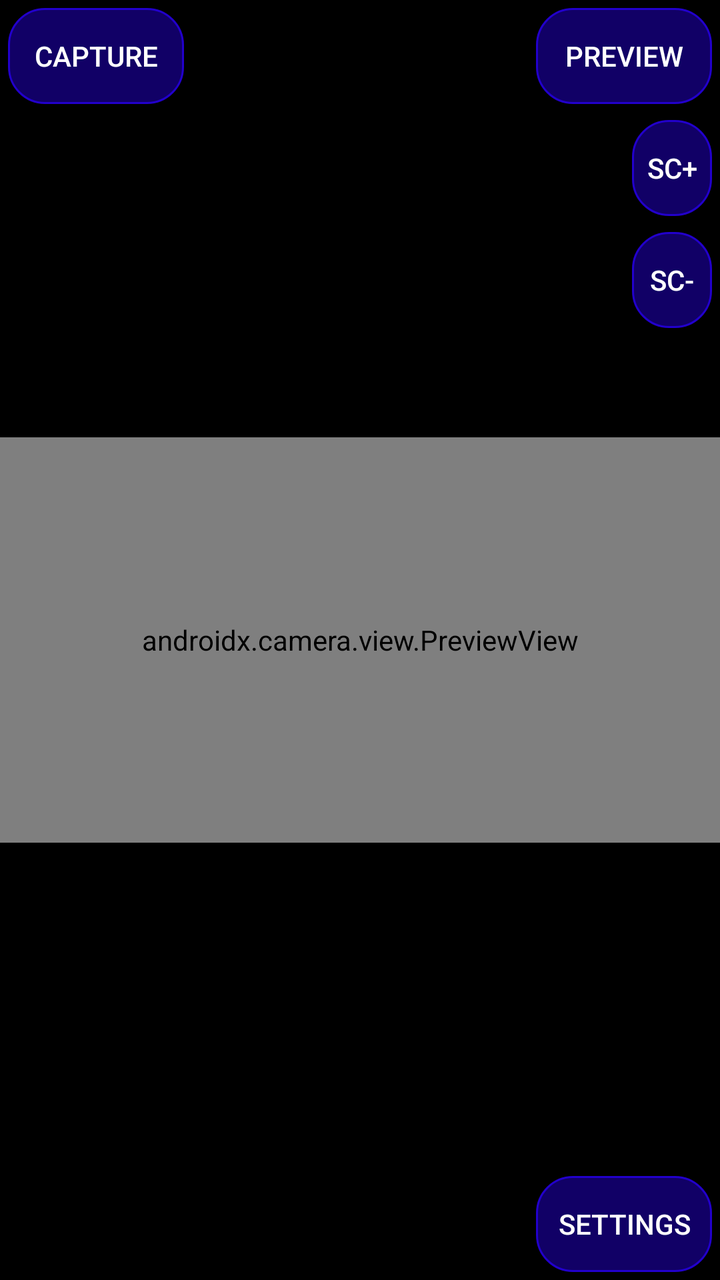
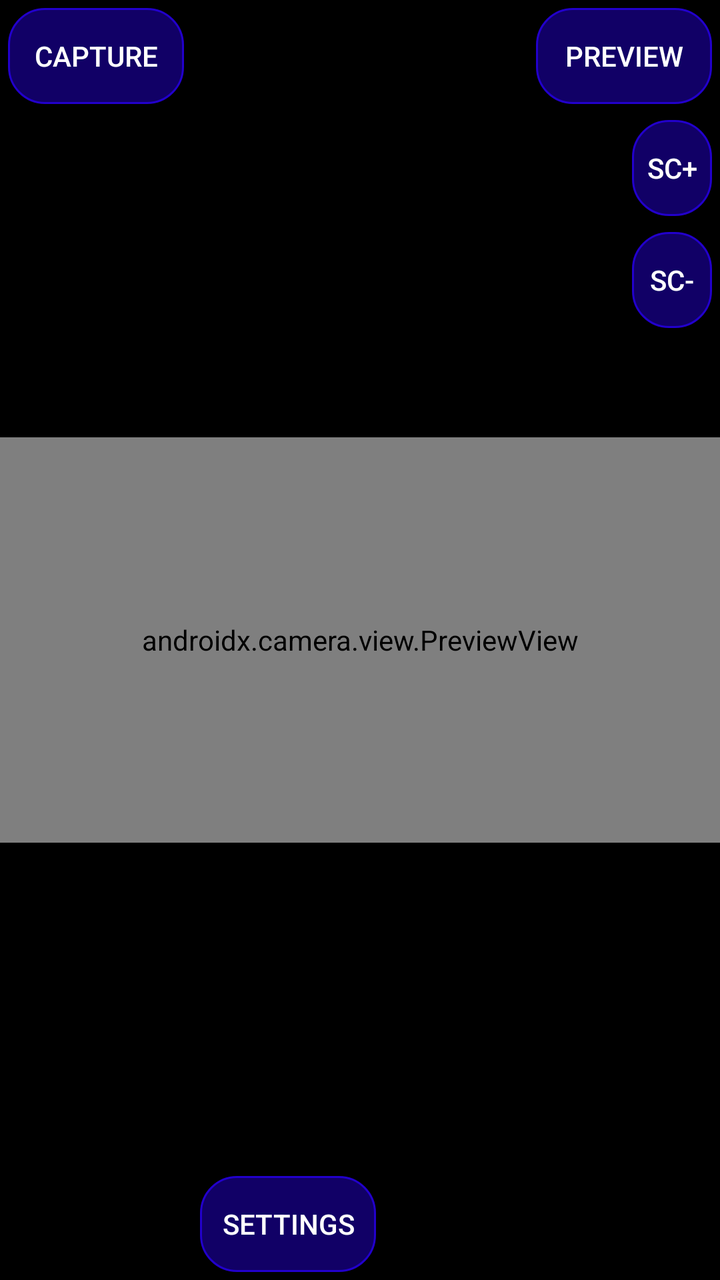

Before-and-after screenshots of an Android layout around one commit, followed by the original layout XML and the change that was made.
<!-- AndroidManifest.xml: application theme Theme.AppCompat.Light.NoActionBar -->
<!-- res/layout/activity_main.xml -->
<androidx.constraintlayout.widget.ConstraintLayout xmlns:android="http://schemas.android.com/apk/res/android"
    xmlns:app="http://schemas.android.com/apk/res-auto"
    xmlns:tools="http://schemas.android.com/tools"
    android:layout_width="match_parent"
    android:layout_height="match_parent"
    android:background="@color/black">

    <androidx.camera.view.PreviewView
        android:id="@+id/previewView"
        android:layout_width="0dp"
        android:layout_height="0dp"
        app:layout_constraintBottom_toBottomOf="parent"
        app:layout_constraintDimensionRatio="16:9"
        app:layout_constraintEnd_toEndOf="parent"
        app:layout_constraintStart_toStartOf="parent"
        app:layout_constraintTop_toTopOf="parent">

    </androidx.camera.view.PreviewView>

    <ImageView
        android:id="@+id/onionSkinView"
        android:layout_width="match_parent"
        android:layout_height="match_parent"
        android:alpha="0.4"
        android:contentDescription="@string/onion_skin"
        android:scaleType="fitCenter"
        android:visibility="visible" />

    <GridLayout
        android:id="@+id/gridLayout"
        android:layout_width="match_parent"
        android:layout_height="match_parent"
        android:columnCount="6"
        android:rowCount="6"
        android:useDefaultMargins="true">

        <Button
            android:id="@+id/captureButton"
            android:layout_row="0"
            android:layout_column="0"
            android:background="@drawable/rounded"
            android:textColor="@android:color/white"
            android:text="@string/capture_frame" />

        <Button
            android:id="@+id/previewButton"
            android:layout_row="0"
            android:layout_column="5"
            android:layout_gravity="end"
            android:background="@drawable/rounded"
            android:textColor="@android:color/white"
            android:text="Preview" />

        <Button
            android:id="@+id/upFolder"
            android:layout_row="2"
            android:layout_column="5"
            android:layout_width="40dp"
            android:layout_gravity="end"
            android:background="@drawable/rounded"
            android:textColor="@android:color/white"
            android:text="Sc+" />

        <Button
            android:id="@+id/downFolder"
            android:layout_row="3"
            android:layout_column="5"
            android:layout_width="40dp"
            android:layout_gravity="end"
            android:background="@drawable/rounded"
            android:textColor="@android:color/white"
            android:text="Sc-" />

        <Button
            android:id="@+id/settingsButton"
            android:layout_row="5"
            android:layout_column="5"
            android:background="@drawable/rounded"
            android:textColor="@android:color/white"
            android:text="Settings" />

        <TextView
            android:id="@+id/label"
            android:layout_column="0"
            android:layout_row="5"
            android:layout_columnSpan="6"
            android:background="#88FFFFFF"
            android:textColor="@color/black" />
    </GridLayout>


</androidx.constraintlayout.widget.ConstraintLayout>
<!-- resources referenced by this layout -->
<resources>
  <color name="black">#FF000000</color>
  <!-- drawable rounded (drawable) -->
  <shape xmlns:android="http://schemas.android.com/apk/res/android">
      <solid android:color="#110066"/>
      <corners android:radius="18dp"/>
      <stroke android:width="1dp" android:color="#2200cc"/>
  </shape>
  <string name="capture_frame">Capture</string>
  <string name="onion_skin">onion skin</string>
</resources>

<!-- the commit's change to res/layout/activity_main.xml (unified diff, before → after) -->
@@ -83,7 +83,7 @@
             android:id="@+id/label"
             android:layout_column="0"
             android:layout_row="5"
-            android:layout_columnSpan="6"
+            android:layout_columnSpan="5"
             android:background="#88FFFFFF"
             android:textColor="@color/black" />
     </GridLayout>
